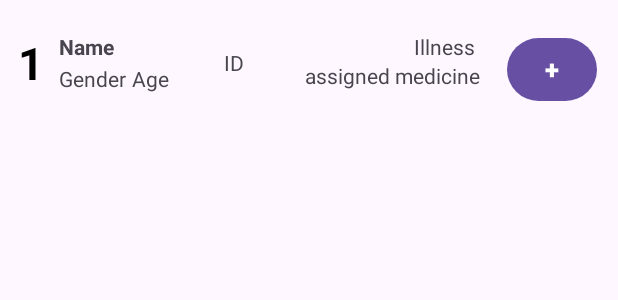
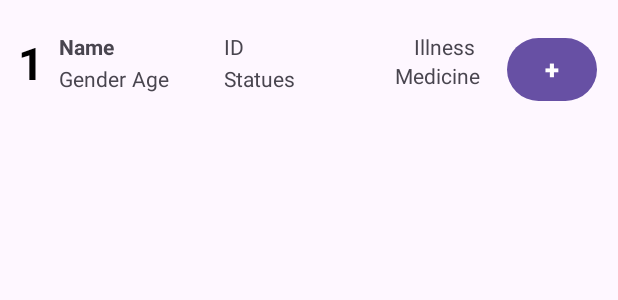
Before and after one commit to saladk21/Hospital_Management_System_V0.1, an Android app: the layout my_row2.xml on its own in the app's theme, with its tools: preview values and no code run, on a phone screen of 412 x 824 dp. Shown: the top 300 px of the screen. Run offline under Robolectric (Android 15) with nearby library versions, the phone set to English and light mode, and no system bars.

Commit message:
show patients button

```diff
--- a/app/src/main/java/com/example/hospital_management_system_v01/CustomAdapter.java
+++ b/app/src/main/java/com/example/hospital_management_system_v01/CustomAdapter.java
@@ -51,8 +51,8 @@ public class CustomAdapter extends RecyclerView.Adapter<CustomAdapter.MyViewHold
         public MyViewHolder(@NonNull View itemView) {
             super(itemView);
             columnID_txt =itemView.findViewById(R.id.Column_id_txt);
-            pName_txt =itemView.findViewById(R.id.pName_txt);
-            pID_txt =itemView.findViewById(R.id.pID_txt);
+            pName_txt =itemView.findViewById(R.id.patName_txt);
+            pID_txt =itemView.findViewById(R.id.patID_txt);
             docID_txt =itemView.findViewById(R.id.docID_txt);
         }
     }
--- a/app/src/main/res/layout/activity_doctor.xml
+++ b/app/src/main/res/layout/activity_doctor.xml
@@ -16,7 +16,7 @@
             android:id="@+id/showApp"
             android:layout_width="240dp"
             android:layout_height="wrap_content"
-            android:text="Show appointments"/>
+            android:text="Appointments"/>
         <androidx.constraintlayout.widget.ConstraintLayout xmlns:android="http://schemas.android.com/apk/res/android"
             xmlns:app="http://schemas.android.com/apk/res-auto"
             xmlns:tools="http://schemas.android.com/tools"
@@ -43,7 +43,7 @@
             android:id="@+id/showPatients"
             android:layout_width="240dp"
             android:layout_height="wrap_content"
-            android:text="Show appointments"/>
+            android:text="Patients"/>
 
         <androidx.constraintlayout.widget.ConstraintLayout xmlns:android="http://schemas.android.com/apk/res/android"
             xmlns:app="http://schemas.android.com/apk/res-auto"
--- a/app/src/main/res/layout/my_row.xml
+++ b/app/src/main/res/layout/my_row.xml
@@ -27,7 +27,7 @@
             app:layout_constraintTop_toTopOf="parent"/>
 
         <TextView
-            android:id="@+id/pName_txt"
+            android:id="@+id/patName_txt"
             android:layout_width="wrap_content"
             android:layout_height="wrap_content"
             android:layout_marginStart="10dp"
@@ -39,7 +39,7 @@
             tools:ignore="MissingConstraints" />
 
         <TextView
-            android:id="@+id/pID_txt"
+            android:id="@+id/patID_txt"
             android:layout_width="wrap_content"
             android:layout_height="wrap_content"
             android:layout_marginStart="120dp"
--- a/app/src/main/res/layout/my_row2.xml
+++ b/app/src/main/res/layout/my_row2.xml
@@ -28,7 +28,7 @@
             app:layout_constraintTop_toTopOf="parent" />
 
         <TextView
-            android:id="@+id/pName_txt"
+            android:id="@+id/patName_txt"
             android:layout_width="wrap_content"
             android:layout_height="wrap_content"
             android:layout_marginStart="10dp"
@@ -41,40 +41,51 @@
             tools:ignore="MissingConstraints" />
 
         <TextView
-            android:id="@+id/pGender_txt"
+            android:id="@+id/patGender_txt"
             android:layout_width="wrap_content"
             android:layout_height="wrap_content"
             android:layout_marginStart="10dp"
             android:layout_marginTop="2dp"
             android:text="Gender"
             app:layout_constraintStart_toEndOf="@+id/Column_id_txt"
-            app:layout_constraintTop_toBottomOf="@+id/pName_txt"
+            app:layout_constraintTop_toBottomOf="@+id/patName_txt"
             tools:ignore="MissingConstraints" />
 
         <TextView
-            android:id="@+id/pAge_txt"
+            android:id="@+id/patAge_txt"
             android:layout_width="wrap_content"
             android:layout_height="wrap_content"
             android:layout_marginStart="4dp"
             android:layout_marginTop="2dp"
             android:text="Age"
-            app:layout_constraintStart_toEndOf="@+id/pGender_txt"
-            app:layout_constraintTop_toBottomOf="@+id/pName_txt"
+            app:layout_constraintStart_toEndOf="@+id/patGender_txt"
+            app:layout_constraintTop_toBottomOf="@+id/patName_txt"
             tools:ignore="MissingConstraints" />
 
         <TextView
-            android:id="@+id/pID_txt"
+            android:id="@+id/patID_txt"
             android:layout_width="wrap_content"
             android:layout_height="wrap_content"
             android:layout_marginStart="120dp"
             android:text="ID"
-            app:layout_constraintBottom_toBottomOf="@+id/Column_id_txt"
             app:layout_constraintStart_toEndOf="@+id/Column_id_txt"
             app:layout_constraintTop_toTopOf="@+id/Column_id_txt"
             tools:ignore="MissingConstraints" />
 
         <TextView
-            android:id="@+id/pIllness_txt"
+            android:id="@+id/patStatues_txt"
+            android:layout_width="wrap_content"
+            android:layout_height="wrap_content"
+            android:layout_marginStart="120dp"
+            android:layout_marginTop="2dp"
+            android:text="Statues"
+            app:layout_constraintBottom_toBottomOf="@+id/Column_id_txt"
+            app:layout_constraintStart_toEndOf="@+id/Column_id_txt"
+            app:layout_constraintTop_toBottomOf="@+id/patID_txt"
+            tools:ignore="MissingConstraints" />
+
+        <TextView
+            android:id="@+id/patIllness_txt"
             android:layout_width="wrap_content"
             android:layout_height="wrap_content"
             android:layout_marginEnd="80dp"
@@ -87,13 +98,13 @@
             tools:ignore="MissingConstraints" />
 
         <TextView
-            android:id="@+id/assignedMedicine_txt"
+            android:id="@+id/patMed_txt"
             android:layout_width="wrap_content"
             android:layout_height="wrap_content"
             android:layout_marginEnd="80dp"
-            android:text="assigned medicine"
+            android:text="Medicine"
             app:layout_constraintEnd_toEndOf="parent"
-            app:layout_constraintTop_toBottomOf="@+id/pIllness_txt"
+            app:layout_constraintTop_toBottomOf="@+id/patIllness_txt"
             tools:ignore="MissingConstraints" />
 
         <Button
```
Also changed, not shown: app/src/main/java/com/example/hospital_management_system_v01/CustomAdapter2.java (added, +66 -0 lines), app/src/main/java/com/example/hospital_management_system_v01/Doctor.java (+32 -1 lines).
